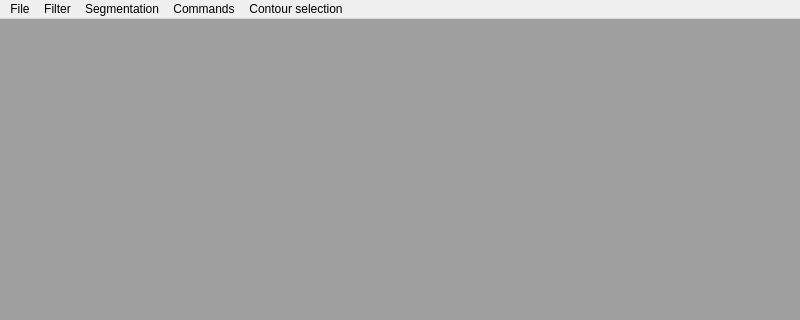
itumashyk/CG2012, file cgmainwindow.ui: the form before one commit; both pictures show x 0 to 800 and y 0 to 320 of the 800 by 600 pixel window.
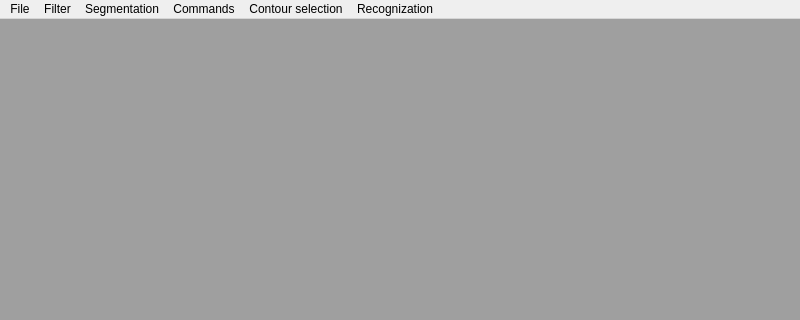
The form after the commit.

Diff of the .ui file:
```diff
--- a/cgmainwindow.ui
+++ b/cgmainwindow.ui
@@ -77,11 +77,18 @@
     <addaction name="actionScan_line_for_binary"/>
     <addaction name="actionScan_line_for_gray"/>
    </widget>
+   <widget class="QMenu" name="menuRecognization">
+    <property name="title">
+     <string>Recognization</string>
+    </property>
+    <addaction name="actionRecognize_text"/>
+   </widget>
    <addaction name="menuFile"/>
    <addaction name="menuFilter"/>
    <addaction name="menuSegmentation"/>
    <addaction name="menuCommands"/>
    <addaction name="menuContour_selection"/>
+   <addaction name="menuRecognization"/>
   </widget>
   <widget class="QStatusBar" name="statusbar"/>
   <action name="actionOpen">
```
Left out of the diff: 5 changed lines with no effect on the pictures.
